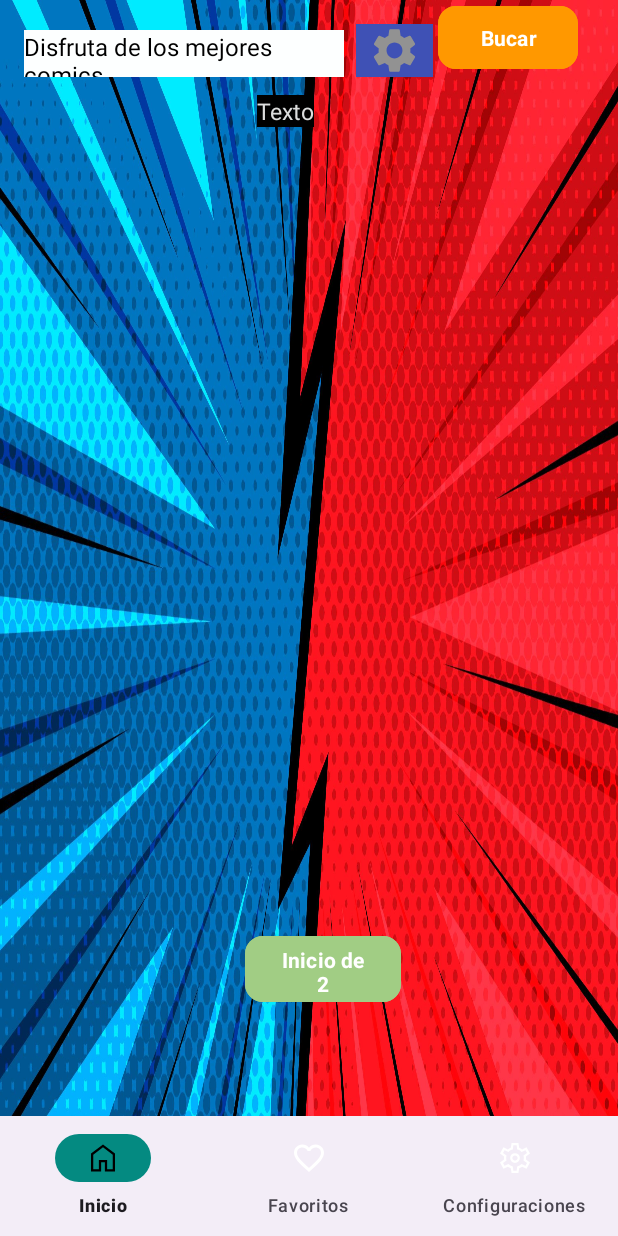
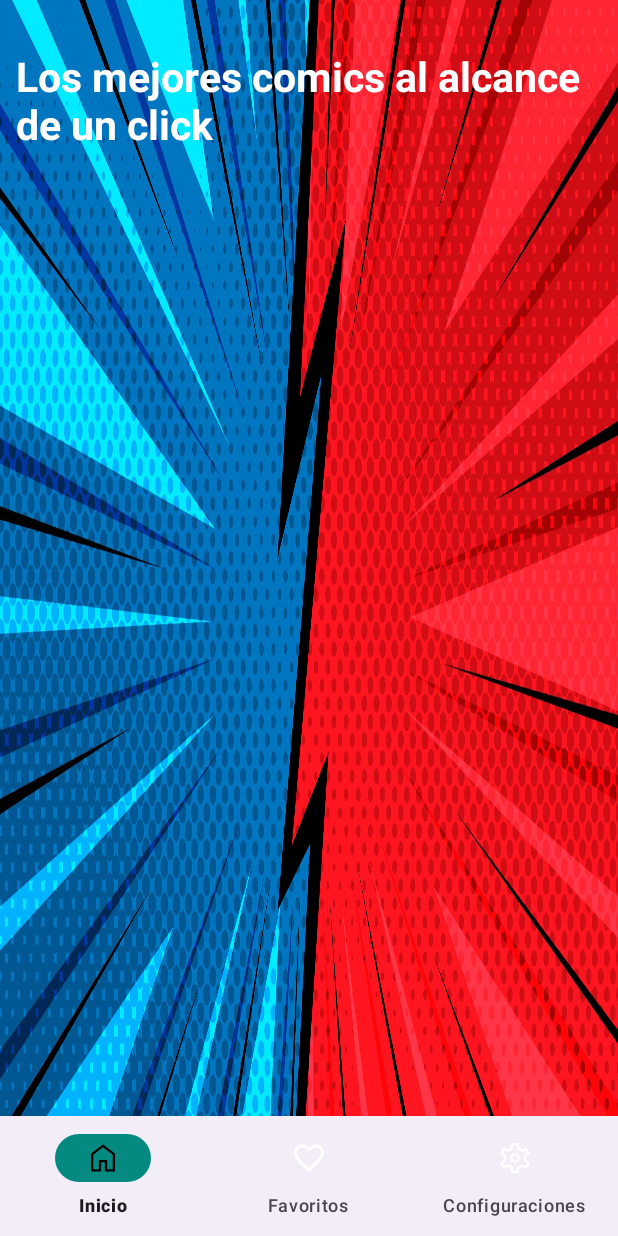
Before and after one commit to fercho-97/dm_fm, an Android app built with Jetpack Compose: the layout activity_2.xml on its own in the app's theme, with its tools: preview values and no code run, on a phone screen of 412 x 824 dp. Run offline under Robolectric (Android 15) with nearby library versions, the phone set to English and light mode, and no system bars; network calls fail; Roboto replaces fonts that are not available here.

Commit message:
inicioActivity2

```diff
--- a/app/src/main/AndroidManifest.xml
+++ b/app/src/main/AndroidManifest.xml
@@ -19,8 +19,12 @@
         android:theme="@style/Theme.DispositivosMoviles"
         android:usesCleartextTraffic="true"
         tools:targetApi="31">
+
         <activity
             android:name=".ui.activities.ResultActivity"
+            android:exported="false" />
+        <activity
+            android:name=".ui.activities.Activity2"
             android:exported="false" />
         <activity
             android:name=".ui.activities.DetailsMarvelItem"
--- a/app/src/main/java/com/example/dispositivosmoviles/ui/activities/Activity2.kt
+++ b/app/src/main/java/com/example/dispositivosmoviles/ui/activities/Activity2.kt
@@ -35,13 +35,6 @@ class Activity2 : AppCompatActivity() {
        //     name=it?.getString("var1")!!
 
         //}
-        Log.d("UCE","Entrando a start: ${name}")
-        binding.textname.text="Bienvenido: "+name.toString()
-        binding.boton1.setOnClickListener {
-            var intent =Intent(this, MainActivity::class.java)
-            startActivity(intent)
-        }
-
         binding.bottomNavigation.setOnItemSelectedListener { item ->
             when(item.itemId) {
                 R.id.bar_inicio -> {
--- a/app/src/main/java/com/example/dispositivosmoviles/ui/activities/Ingreso.kt
+++ b/app/src/main/java/com/example/dispositivosmoviles/ui/activities/Ingreso.kt
@@ -229,7 +229,7 @@ class Ingreso : AppCompatActivity() {
                     saveDataStore(binding.editxtCorreo.text.toString())
 
                 }
-                var intent = Intent(this, MainActivity::class.java)
+                var intent = Intent(this, Activity2::class.java)
                 intent.putExtra(
                     "var1", ""
                 )
--- a/app/src/main/res/layout/activity_2.xml
+++ b/app/src/main/res/layout/activity_2.xml
@@ -9,67 +9,31 @@
     android:orientation="vertical">
 
 
-    <Button
-        android:id="@+id/boton2"
-        style="@style/ButtonsCancel"
-        android:layout_width="93dp"
-        android:layout_height="50dp"
-
-        android:text="Bucar"
+    <TextView
+        android:id="@+id/textView3"
+        android:layout_width="391dp"
+        android:layout_height="73dp"
+        android:layout_marginTop="32dp"
+        android:text="Los mejores comics al alcance de un click"
+        android:textColor="@color/white"
+        android:textSize="27sp"
+        android:textStyle="bold"
         app:layout_constraintEnd_toEndOf="parent"
-        app:layout_constraintHorizontal_bias="0.111"
-        app:layout_constraintStart_toEndOf="@+id/imagen"
-        tools:ignore="MissingConstraints"
-        tools:layout_editor_absoluteY="1dp" />
-
-    <ImageView
-        android:id="@+id/imagen"
-        android:layout_width="51dp"
-        android:layout_height="35dp"
-        android:layout_marginStart="8dp"
-        android:layout_marginTop="16dp"
-        android:background="@color/blue"
-        app:layout_constraintStart_toEndOf="@+id/texto2"
-        app:layout_constraintTop_toTopOf="parent"
-        app:srcCompat="@drawable/settings_24" />
-
-    <Button
-        android:id="@+id/boton1"
-        style="@style/ButtonsGeneral"
-        android:layout_width="104dp"
-        android:layout_height="52dp"
-        android:layout_marginTop="20dp"
-        android:text="Inicio de 2"
-        app:layout_constraintEnd_toEndOf="parent"
-        app:layout_constraintHorizontal_bias="0.53"
-        app:layout_constraintStart_toStartOf="parent"
-        app:layout_constraintTop_toBottomOf="@+id/frm_container"
-        tools:ignore="MissingConstraints" />
-
-    <TextView
-        android:id="@+id/texto2"
-        style="@style/search"
-        android:layout_width="213dp"
-        android:layout_height="31dp"
-        android:layout_marginStart="16dp"
-        android:layout_marginTop="20dp"
-        android:background="@color/title_color_dm"
-        android:text="Disfruta de los mejores comics"
         app:layout_constraintStart_toStartOf="parent"
         app:layout_constraintTop_toTopOf="parent" />
 
-    <TextView
-        android:id="@+id/textname"
-        android:layout_width="wrap_content"
-        android:layout_height="wrap_content"
-        android:layout_marginTop="12dp"
-        android:background="@color/black"
-        android:text="Texto"
+    <FrameLayout
+        android:id="@+id/frm_container"
+
+        android:layout_width="410dp"
+        android:layout_height="515dp"
+        android:layout_marginTop="32dp"
         app:layout_constraintEnd_toEndOf="parent"
-        app:layout_constraintHorizontal_bias="0.459"
+        app:layout_constraintHorizontal_bias="0.0"
         app:layout_constraintStart_toStartOf="parent"
-        app:layout_constraintTop_toBottomOf="@+id/texto2"
-        tools:ignore="MissingConstraints" />
+        app:layout_constraintTop_toBottomOf="@+id/textView3">
+
+    </FrameLayout>
 
     <com.google.android.material.bottomnavigation.BottomNavigationView
         app:itemIconTint="@drawable/cualquiera"
@@ -80,16 +44,7 @@
         app:layout_constraintBottom_toBottomOf="parent"
         app:menu="@menu/bottom_navigation_menu" />
 
-    <FrameLayout
-        android:id="@+id/frm_container"
 
-        android:layout_width="410dp"
-        android:layout_height="515dp"
-        app:layout_constraintEnd_toEndOf="parent"
-        app:layout_constraintStart_toStartOf="parent"
-        app:layout_constraintTop_toBottomOf="@+id/textname">
-
-    </FrameLayout>
 
 
 </androidx.constraintlayout.widget.ConstraintLayout>
```
